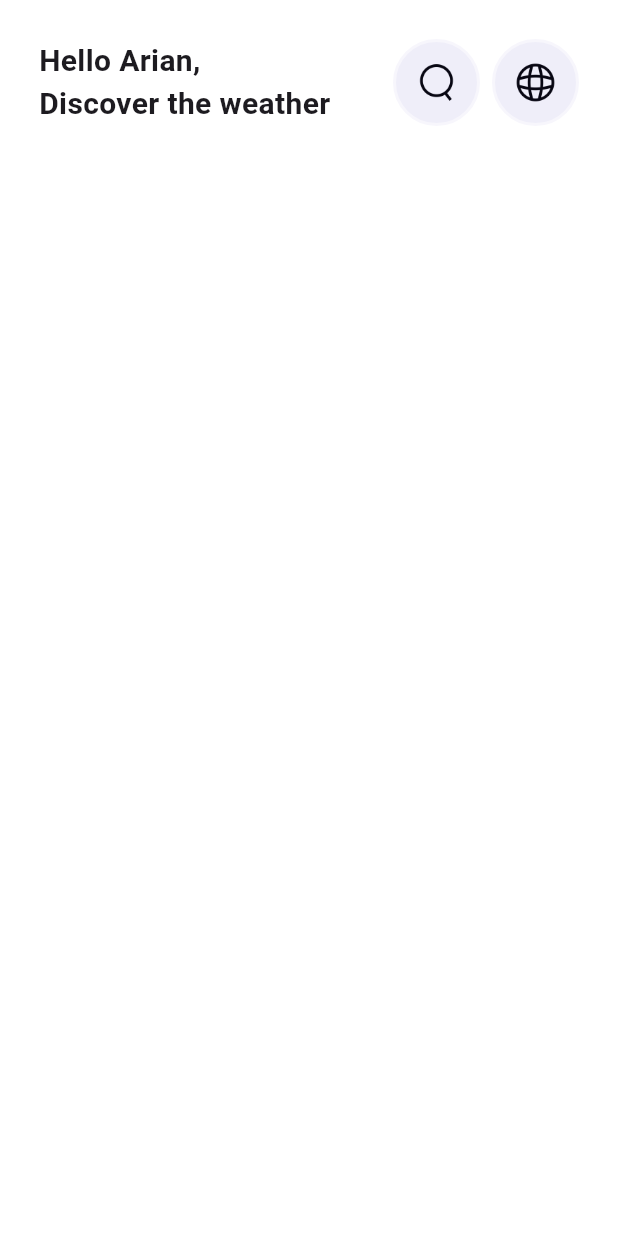
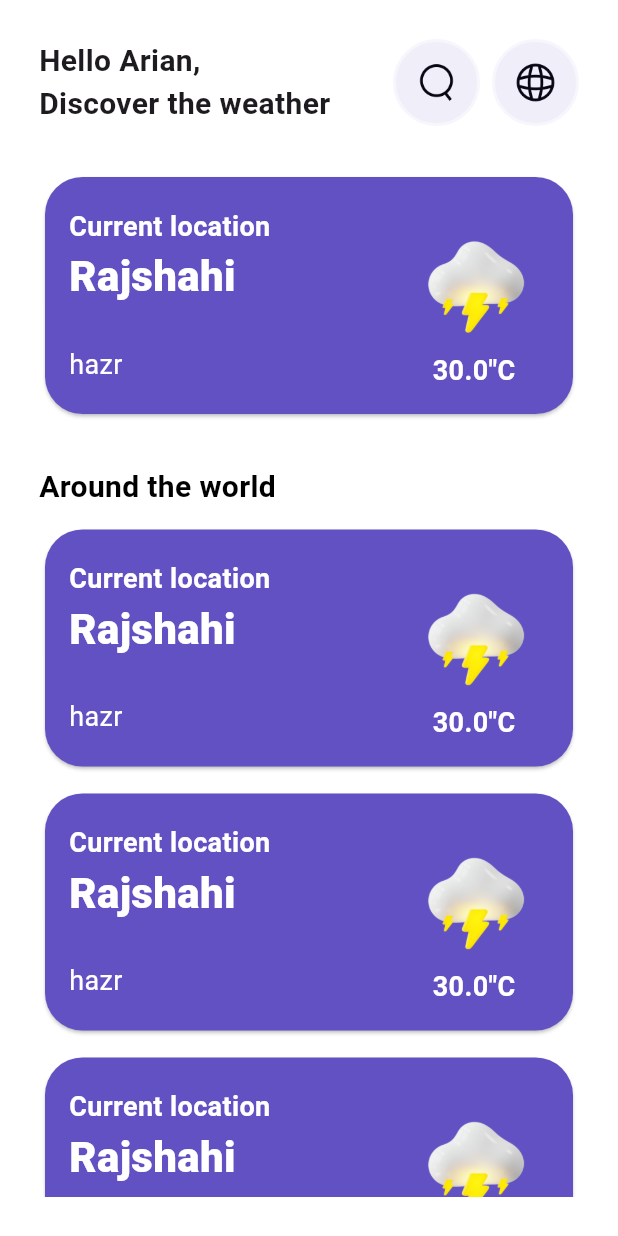
Before and after one commit to shahriarRahmanShaon/weather_now, a Flutter app: the screen it shows after launch, on a phone screen of 412 x 824 dp. Run offline on Flutter 3.47's test engine with Material 3 defaults, Android fonts, the light colour scheme and no system bars; our stand-ins replace get, location, permission_handler.

Commit message:
home design complete

```diff
--- /dev/null
+++ b/lib/View/Home/Components/weather_card.dart
@@ -0,0 +1,63 @@
+import 'package:flutter/material.dart';
+import 'package:flutter/material.dart';
+
+class WeatherCard extends StatelessWidget {
+  final String city;
+  final String temperature;
+  final String weatherCondition;
+
+  WeatherCard({
+    required this.city,
+    required this.temperature,
+    required this.weatherCondition,
+  });
+
+  @override
+  Widget build(BuildContext context) {
+    return Card(
+      color: const Color(0xFF6151C3),
+      shape: RoundedRectangleBorder(
+        borderRadius: BorderRadius.circular(25.0),
+      ),
+      child: Padding(
+        padding: const EdgeInsets.all(16.0),
+        child: Row(
+          children: [
+            Column(
+              crossAxisAlignment: CrossAxisAlignment.start,
+              children: [
+                const Text('Current location', style: TextStyle(
+                    fontSize: 18.0,
+                    fontWeight: FontWeight.w600,
+                    color: Colors.white
+                ),),
+                Text(city, style: const TextStyle(
+                  fontSize: 28.0,
+                  fontWeight: FontWeight.w900,
+                  color: Colors.white
+                ),),
+                const SizedBox(height: 26),
+                Text(weatherCondition, style: const TextStyle(
+                    fontSize: 18.0,
+                    fontWeight: FontWeight.w400,
+                    color: Colors.white
+                ),),
+              ],
+            ),
+            const Spacer(),
+            Column(
+              children: [
+                Image.asset('assets/icons/CloudThreeZap.png', height: 100, width: 100,),
+                Text(temperature + '"C', style: TextStyle(
+                    fontSize: 18.0,
+                    fontWeight: FontWeight.w600,
+                    color: Colors.white
+                ),),
+              ],
+            )
+          ],
+        )
+      ),
+    );
+  }
+}
--- a/lib/View/Home/home_screen.dart
+++ b/lib/View/Home/home_screen.dart
@@ -1,10 +1,9 @@
 import 'package:flutter/cupertino.dart';
 import 'package:flutter/material.dart';
 import 'package:get/get.dart';
-import 'package:weather_now/Resources/AppConstants/app_constants.dart';
+import 'package:weather_now/View/Home/Components/weather_card.dart';
 import 'package:weather_now/ViewModel/Controllers/home_controllers.dart';
 import 'package:weather_now/ViewModel/Controllers/location_controller.dart';
-import 'package:weather_now/ViewModel/Services/weather_service.dart';
 
 class HomeScreen extends StatefulWidget {
   const HomeScreen({super.key});
@@ -28,11 +27,13 @@ class _HomeScreenState extends State<HomeScreen> {
     return Scaffold(
       backgroundColor: Colors.white,
         body: SafeArea(
+      child: Padding(
+        padding: const EdgeInsets.all(26.0),
+        child: SingleChildScrollView(
           child: Column(
+            crossAxisAlignment: CrossAxisAlignment.start,
             children: [
-          Padding(
-            padding: const EdgeInsets.all(26.0),
-            child: Row(
+              Row(
                 children: [
                   const Text(
                     'Hello Arian,\nDiscover the weather',
@@ -82,8 +83,23 @@ class _HomeScreenState extends State<HomeScreen> {
                   ),
                 ],
               ),
-          )
+              const SizedBox(height: 30),
+              WeatherCard(city: 'Rajshahi', temperature: '30.0', weatherCondition: 'hazr'),
+              const SizedBox(height: 30),
+              const Text('Around the world', style: TextStyle(
+                  fontSize: 20.0,
+                  fontWeight: FontWeight.w600,
+                  color: Colors.black
+              ),),
+              const SizedBox(height: 10.0),
+              WeatherCard(city: 'Rajshahi', temperature: '30.0', weatherCondition: 'hazr'),
+              const SizedBox(height: 10.0),
+              WeatherCard(city: 'Rajshahi', temperature: '30.0', weatherCondition: 'hazr'),
+              const SizedBox(height: 10.0),
+              WeatherCard(city: 'Rajshahi', temperature: '30.0', weatherCondition: 'hazr'),
             ],
+          ),
+        ),
       ),
     ));
   }
```
Lines whose indentation alone changed are shown as unchanged.
